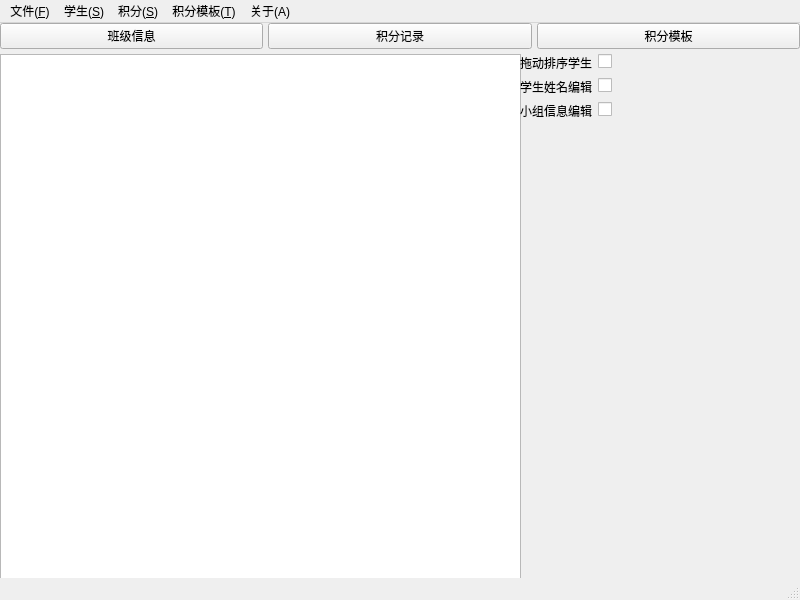
Old version of the form src/ui/MainWindow.ui in the repository fz1251/ClassScoreManager.
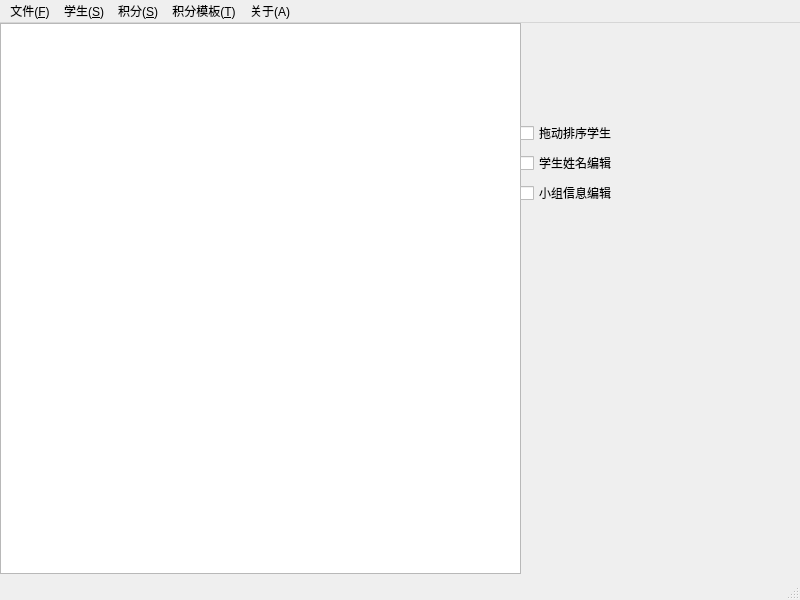
New version of the form. The open tabs and pages were chosen to show the change.

Patch:
```diff
--- a/src/ui/MainWindow.ui
+++ b/src/ui/MainWindow.ui
@@ -14,9 +14,9 @@
    <string>班级积分管理系统</string>
   </property>
   <widget class="QWidget" name="centralwidget">
-   <layout class="QVBoxLayout" name="mainLayout">
+   <layout class="QHBoxLayout" name="mainLayout">
     <property name="spacing">
-     <number>5</number>
+     <number>0</number>
     </property>
     <property name="leftMargin">
      <number>0</number>
@@ -30,34 +30,6 @@
     <property name="bottomMargin">
      <number>0</number>
     </property>
-    <item>
-     <layout class="QHBoxLayout" name="horizontalLayout">
-      <property name="bottomMargin">
-       <number>0</number>
-      </property>
-      <item>
-       <widget class="QPushButton" name="pushButton_1">
-        <property name="text">
-         <string>班级信息</string>
-        </property>
-       </widget>
-      </item>
-      <item>
-       <widget class="QPushButton" name="pushButton_2">
-        <property name="text">
-         <string>积分记录</string>
-        </property>
-       </widget>
-      </item>
-      <item>
-       <widget class="QPushButton" name="pushButton_3">
-        <property name="text">
-         <string>积分模板</string>
-        </property>
-       </widget>
-      </item>
-     </layout>
-    </item>
     <item>
      <widget class="QStackedWidget" name="stackedWidget">
       <property name="currentIndex">
@@ -125,50 +97,32 @@
          </rect>
         </property>
         <layout class="QVBoxLayout" name="rightPanelLayout">
+         <property name="rightMargin">
+          <number>13</number>
+         </property>
          <item>
-          <layout class="QFormLayout" name="formLayout">
-           <item row="0" column="0">
-            <widget class="QLabel" name="label_1">
+          <layout class="QVBoxLayout" name="verticalLayout_3">
+           <item>
+            <widget class="QCheckBox" name="dragStudentSwitch">
              <property name="text">
               <string>拖动排序学生</string>
              </property>
             </widget>
            </item>
-           <item row="0" column="1">
-            <widget class="QCheckBox" name="cb_dragStudent">
-             <property name="text">
-              <string/>
-             </property>
-            </widget>
-           </item>
-           <item row="1" column="0">
-            <widget class="QLabel" name="label_2">
+           <item>
+            <widget class="QCheckBox" name="editNameSwitch">
              <property name="text">
               <string>学生姓名编辑</string>
              </property>
             </widget>
            </item>
-           <item row="1" column="1">
-            <widget class="QCheckBox" name="cb_editName">
-             <property name="text">
-              <string/>
-             </property>
-            </widget>
-           </item>
-           <item row="2" column="0">
-            <widget class="QLabel" name="label_3">
+           <item>
+            <widget class="QCheckBox" name="editGroupSwitch">
              <property name="text">
               <string>小组信息编辑</string>
              </property>
             </widget>
            </item>
-           <item row="2" column="1">
-            <widget class="QCheckBox" name="cb_editGroup">
-             <property name="text">
-              <string/>
-             </property>
-            </widget>
-           </item>
           </layout>
          </item>
         </layout>
```
Left out of the diff: 2 changed lines with no effect on the pictures.
